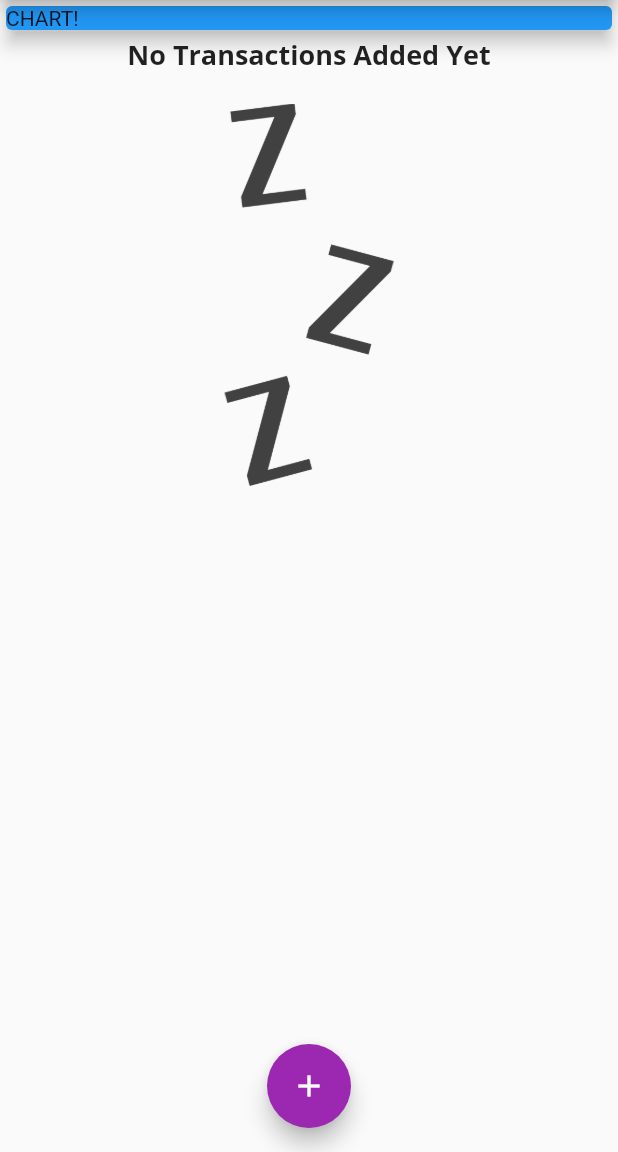
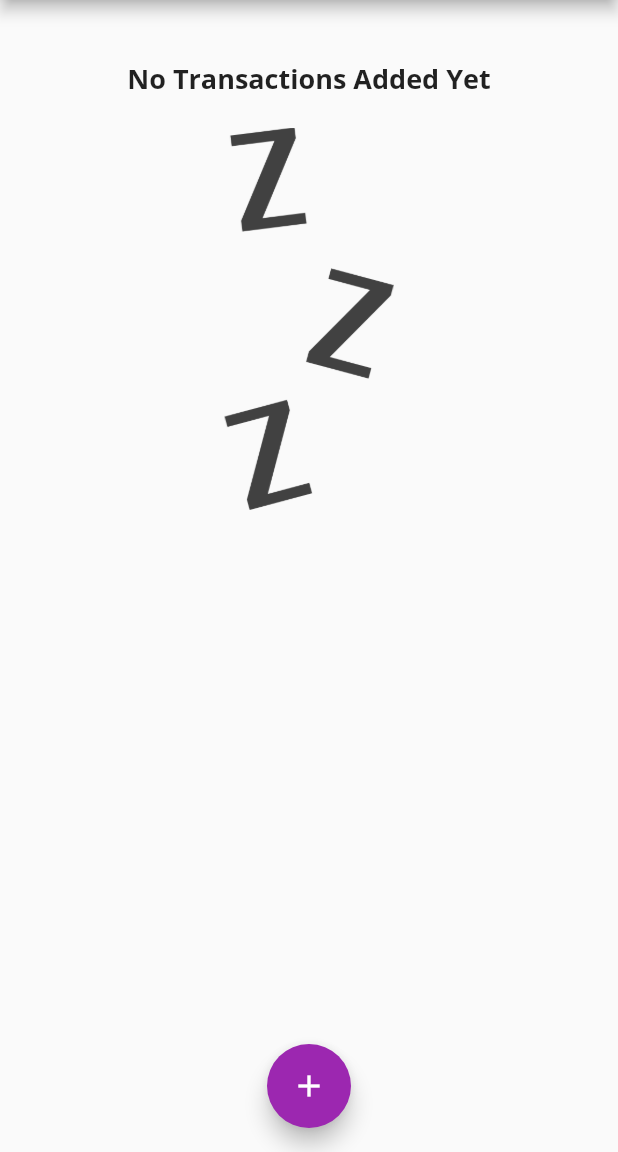
Before and after one commit to kingsmen1/Personal-Expense, a Flutter app: the screen it shows after launch, on a phone screen of 412 x 824 dp, the part 84-1236 px from its top. Run offline on Flutter 3.47's test engine with Material 2 defaults, Android fonts, the phone set to English and light mode, and no system bars.

```diff
--- a/lib/main.dart
+++ b/lib/main.dart
@@ -1,5 +1,5 @@
 import 'package:flutter/material.dart';
-
+import './widgets/chart.dart';
 import './widgets/new_transaction.dart';
 import './widgets/transaction_list.dart';
 import './models/transaction.dart';
@@ -98,14 +98,7 @@ class _MyHomePageState extends State<MyHomePage> {
           // mainAxisAlignment: MainAxisAlignment.start,
           crossAxisAlignment: CrossAxisAlignment.stretch,
           children: <Widget>[
-            Container(
-              width: double.infinity,
-              child: Card(
-                color: Colors.blue,
-                child: Text('CHART!'),
-                elevation: 5,
-              ),
-            ),
+            Chart(),
             TransactionList(_userTransactions),
           ],
         ),
```
